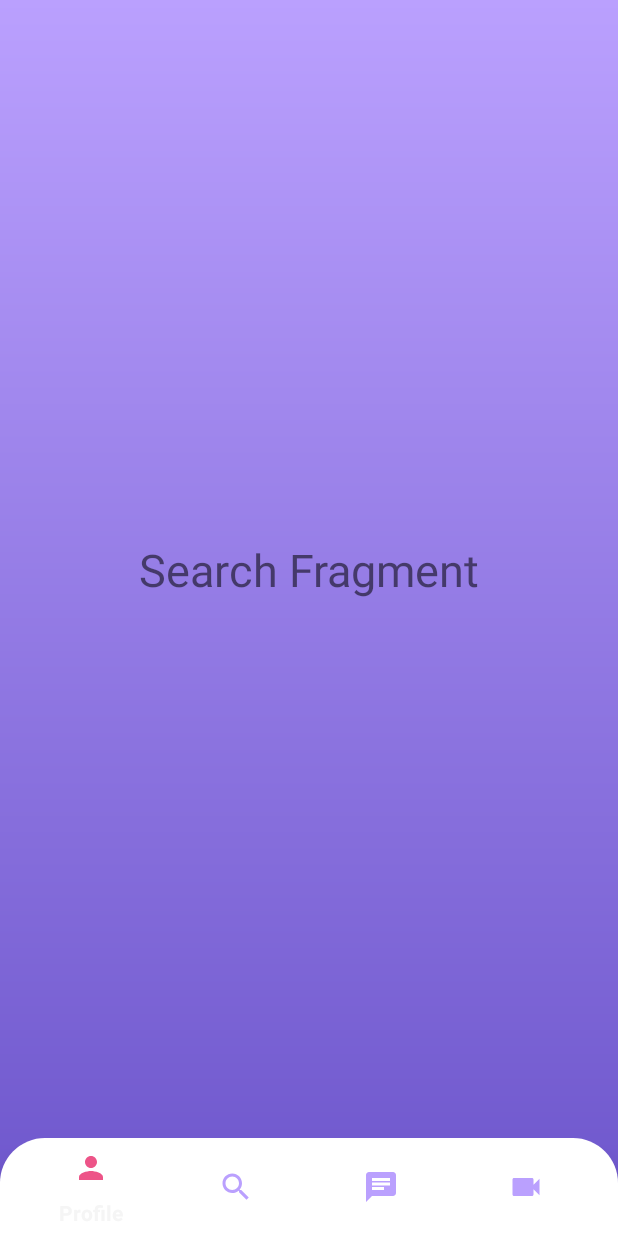
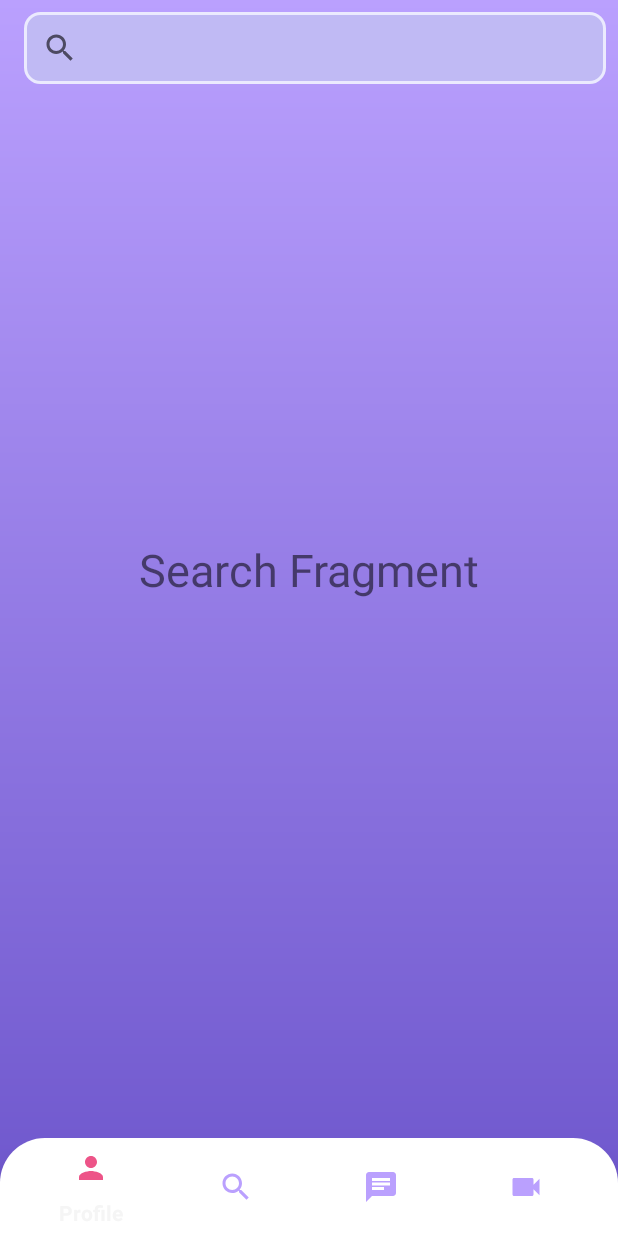
Before and after one commit to RajPakhurde/E-Mentoring-App, an Android app: the fragment SearchFragment placed in its activity, on a phone screen of 412 x 824 dp. Run offline under Robolectric (Android 15) with nearby library versions, the phone set to English and light mode, and no system bars; Roboto replaces fonts that are not available here.

Commit message:
Added Serach bar in Search fragment

```diff
--- a/app/src/main/res/layout/fragment_search.xml
+++ b/app/src/main/res/layout/fragment_search.xml
@@ -10,7 +10,21 @@
         android:layout_width="match_parent"
         android:layout_height="match_parent">
 
+        <SearchView
+            android:id="@+id/searchView"
+            android:layout_width="0dp"
+            android:layout_height="wrap_content"
+            android:background="@drawable/edit_text_bg"
+            android:queryHint="Search"
+            android:layout_marginStart="16dp"
+            android:layout_marginTop="8dp"
+            android:layout_marginEnd="8dp"
+            app:layout_constraintEnd_toEndOf="parent"
+            app:layout_constraintStart_toStartOf="parent"
+            app:layout_constraintTop_toTopOf="parent" />
+
         <TextView
+            android:id="@+id/textView2"
             android:layout_width="wrap_content"
             android:layout_height="wrap_content"
             android:text="Search Fragment"
```
Lines whose indentation alone changed are shown as unchanged.
